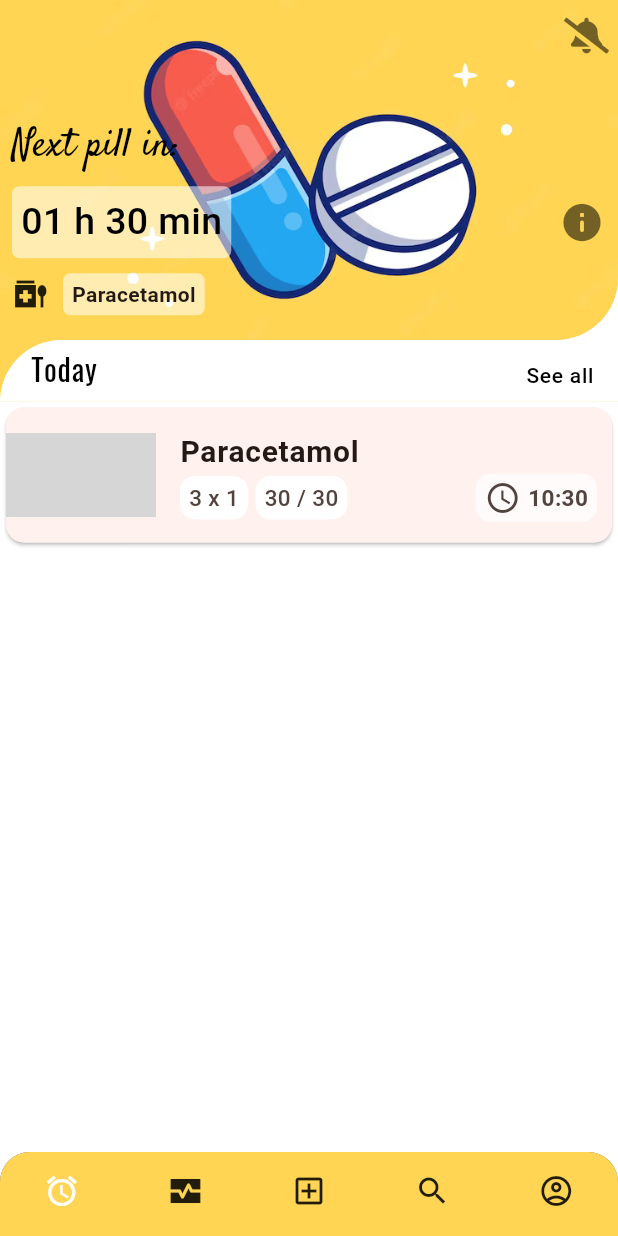
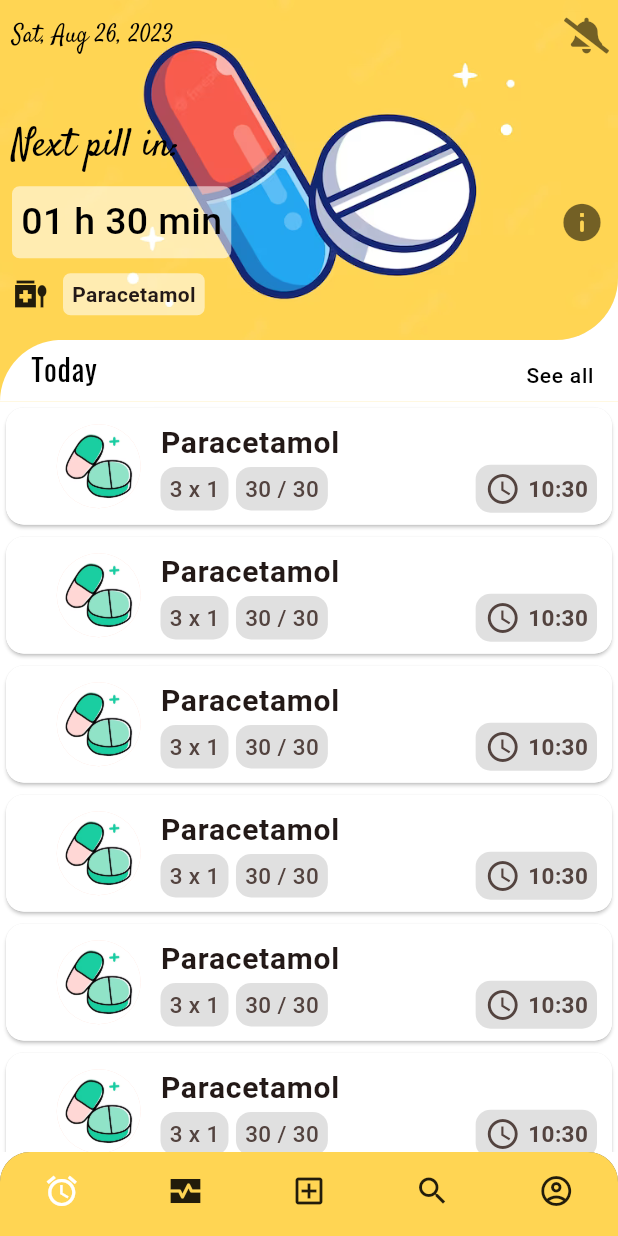
Before and after one commit to darkobuvac998/pill-pall, a Flutter app: the screen it shows after launch, on a phone screen of 412 x 824 dp. Run offline on Flutter 3.47's test engine with Material 2 defaults, Android fonts, the phone set to English and light mode, and no system bars; grey boxes are pictures that could not be loaded.

Commit message:
add dismiss on slide on list items

```diff
--- a/lib/screens/tracker_screen.dart
+++ b/lib/screens/tracker_screen.dart
@@ -17,7 +17,6 @@ class TrackerScreen extends StatelessWidget {
         children: [
           NextPill(),
           Stack(
-
             children: [
               Container(
                 height: mediaQuery.size.height * 0.05,
@@ -48,7 +47,13 @@ class TrackerScreen extends StatelessWidget {
                   ))
             ],
           ),
-          MedicineItem(medicine: dummyMedicine)
+          Expanded(
+            child: ListView.builder(
+              scrollDirection: Axis.vertical,
+              itemBuilder: (_, inedex) => MedicineItem(medicine: items[inedex]),
+              itemCount: items.length,
+            ),
+          ),
         ],
       ),
     );
--- a/lib/util/constants.dart
+++ b/lib/util/constants.dart
@@ -17,3 +17,66 @@ Medicine dummyMedicine = Medicine(
     quantity: 30,
     startingQuantity: 30,
     quantityUnit: QuantityUnit.piece);
+
+List<Medicine> items = [
+  Medicine(
+      id: 1,
+      name: "Paracetamol",
+      consumptionStart: DateTime.now(),
+      nextConsumtionTime: DateTime.now(),
+      period: 3,
+      unit: TimeUnit.day,
+      quantity: 30,
+      startingQuantity: 30,
+      quantityUnit: QuantityUnit.piece),
+  Medicine(
+      id: 2,
+      name: "Paracetamol",
+      consumptionStart: DateTime.now(),
+      nextConsumtionTime: DateTime.now(),
+      period: 3,
+      unit: TimeUnit.day,
+      quantity: 30,
+      startingQuantity: 30,
+      quantityUnit: QuantityUnit.piece),
+  Medicine(
+      id: 3,
+      name: "Paracetamol",
+      consumptionStart: DateTime.now(),
+      nextConsumtionTime: DateTime.now(),
+      period: 3,
+      unit: TimeUnit.day,
+      quantity: 30,
+      startingQuantity: 30,
+      quantityUnit: QuantityUnit.piece),
+  Medicine(
+      id: 4,
+      name: "Paracetamol",
+      consumptionStart: DateTime.now(),
+      nextConsumtionTime: DateTime.now(),
+      period: 3,
+      unit: TimeUnit.day,
+      quantity: 30,
+      startingQuantity: 30,
+      quantityUnit: QuantityUnit.piece),
+  Medicine(
+      id: 5,
+      name: "Paracetamol",
+      consumptionStart: DateTime.now(),
+      nextConsumtionTime: DateTime.now(),
+      period: 3,
+      unit: TimeUnit.day,
+      quantity: 30,
+      startingQuantity: 30,
+      quantityUnit: QuantityUnit.piece),
+  Medicine(
+      id: 6,
+      name: "Paracetamol",
+      consumptionStart: DateTime.now(),
+      nextConsumtionTime: DateTime.now(),
+      period: 3,
+      unit: TimeUnit.day,
+      quantity: 30,
+      startingQuantity: 30,
+      quantityUnit: QuantityUnit.piece),
+];
--- a/lib/widgets/medicine_item.dart
+++ b/lib/widgets/medicine_item.dart
@@ -2,7 +2,7 @@ import 'package:flutter/material.dart';
 import 'package:intl/intl.dart';
 import 'package:pill_pall/models/medicine.dart';
 import 'package:pill_pall/screens/medicine_detail_screen.dart';
-import 'package:pill_pall/util/constants.dart';
+import 'package:pill_pall/util/app_icons.dart';
 import 'package:pill_pall/widgets/tag.dart';
 
 class MedicineItem extends StatelessWidget {
@@ -17,23 +17,48 @@ class MedicineItem extends StatelessWidget {
   @override
   Widget build(BuildContext context) {
     final time = DateFormat('Hm').format(medicine.nextConsumtionTime);
+    final mediaQuery = MediaQuery.of(context);
 
-    return Flexible(
-      child: Card(
+    return Card(
+      color: Colors.white,
       clipBehavior: Clip.antiAlias,
       child: InkWell(
         onTap: () => _navigateToDetailScreen(context),
-          child: Padding(
-            padding: EdgeInsets.symmetric(vertical: 6.0),
         child: Row(
           mainAxisAlignment: MainAxisAlignment.start,
           children: [
             Expanded(
+              child: Container(
+                decoration: BoxDecoration(color: Colors.white),
+                child: Dismissible(
+                  background: Container(
+                      decoration: BoxDecoration(color: Colors.red),
+                      child: Row(
+                        mainAxisAlignment: MainAxisAlignment.end,
+                        children: [
+                          Icon(Icons.delete),
+                          SizedBox(
+                            width: mediaQuery.size.width * 0.01,
+                          ),
+                          Text(
+                            "Consumed",
+                            style: Theme.of(context).textTheme.labelSmall,
+                          ),
+                          SizedBox(
+                            width: mediaQuery.size.width * 0.05,
+                          )
+                        ],
+                      )),
+                  direction: DismissDirection.endToStart,
+                  key: Key(medicine.id.toString()),
+                  onDismissed: (_) {},
                   child: ListTile(
+                    horizontalTitleGap: mediaQuery.size.width * 0.05 * (-1),
                     contentPadding: EdgeInsets.all(0),
                     leading: CircleAvatar(
-                      radius: 50,
-                      backgroundImage: NetworkImage(medicineImage),
+                      radius: mediaQuery.size.width * 0.15,
+                      backgroundImage:
+                          AssetImage("assets/images/capsule_white.png"),
                     ),
                     title: Text(
                       medicine.name,
@@ -54,7 +79,7 @@ class MedicineItem extends StatelessWidget {
                                       fontWeight: FontWeight.w500,
                                       fontSize: 15),
                                   radius: 10,
-                                  color: Colors.white,
+                                  color: Colors.black12,
                                 ),
                                 SizedBox(
                                   width: 5,
@@ -65,7 +90,7 @@ class MedicineItem extends StatelessWidget {
                                       fontWeight: FontWeight.w500,
                                       fontSize: 15),
                                   radius: 10,
-                                  color: Colors.white,
+                                  color: Colors.black12,
                                 ),
                               ],
                             ),
@@ -75,7 +100,7 @@ class MedicineItem extends StatelessWidget {
                               Tag(
                                 icon: Icons.watch_later_outlined,
                                 time,
-                                color: Colors.white.withOpacity(0.7),
+                                color: Colors.black12,
                                 radius: 10,
                                 stye: TextStyle(
                                     fontWeight: FontWeight.bold, fontSize: 15),
@@ -87,10 +112,10 @@ class MedicineItem extends StatelessWidget {
                           )
                         ]),
                   ),
+                ),
+              ),
             )
           ],
-            ),
-          ),
         ),
       ),
     );
--- a/lib/widgets/next_pill.dart
+++ b/lib/widgets/next_pill.dart
@@ -1,6 +1,7 @@
 import 'dart:async';
 
 import 'package:flutter/material.dart';
+import 'package:intl/intl.dart';
 import 'package:pill_pall/models/medicine.dart';
 import 'package:pill_pall/util/app_icons.dart';
 import 'package:pill_pall/util/enums.dart';
@@ -49,6 +50,9 @@ class _NextPillState extends State<NextPill> {
   @override
   Widget build(BuildContext context) {
     final mediaQuery = MediaQuery.of(context);
+
+    final date = DateFormat("yMMMEd").format(DateTime.now());
+
     return WillPopScope(
       onWillPop: _onWillPop,
       child: Container(
@@ -68,8 +72,15 @@ class _NextPillState extends State<NextPill> {
               children: [
                 SizedBox(height: mediaQuery.viewPadding.top),
                 Row(
-                  mainAxisAlignment: MainAxisAlignment.end,
+                  mainAxisAlignment: MainAxisAlignment.spaceBetween,
                   children: [
+                    Text(
+                      date,
+                      style: Theme.of(context)
+                          .textTheme
+                          .headlineMedium
+                          ?.copyWith(fontSize: 16),
+                    ),
                     IconButton(
                         onPressed: () {},
                         icon: Icon(
@@ -116,7 +127,6 @@ class _NextPillState extends State<NextPill> {
                   ],
                 ),
                 SizedBox(height: mediaQuery.size.height * 0.02),
-
               ]),
         ),
       ),
--- a/pubspec.yaml
+++ b/pubspec.yaml
@@ -64,6 +64,7 @@ flutter:
   assets:
     - assets/images/home_cover.png
     - assets/images/pill.png
+    - assets/images/capsule_white.png
 
   # An image asset can refer to one or more resolution-specific "variants", see
   # https://flutter.dev/assets-and-images/#resolution-aware
```
Also changed, not shown: assets/images/capsule_white.png (added). Lines whose indentation alone changed are shown as unchanged.
